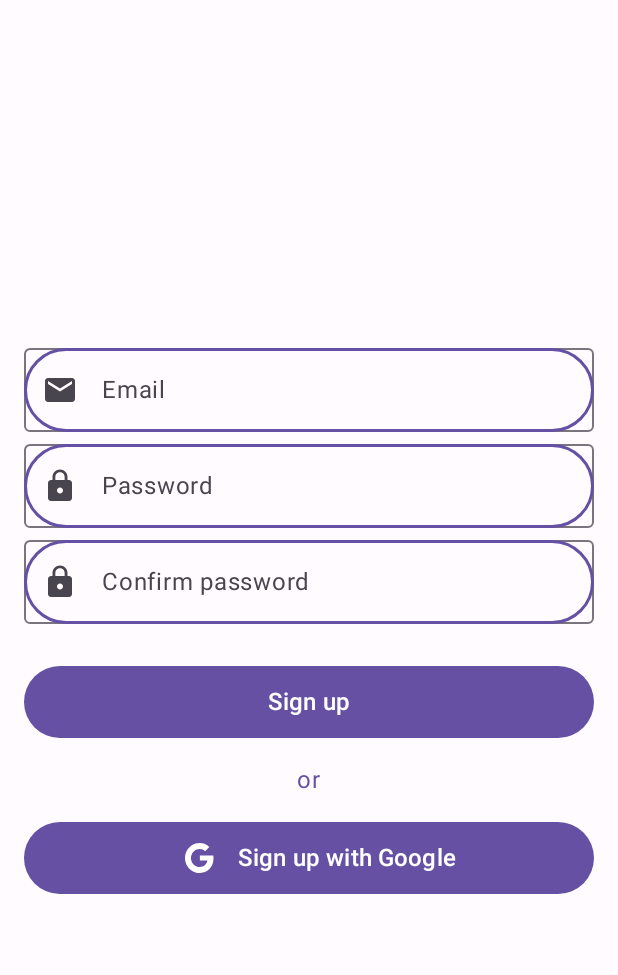
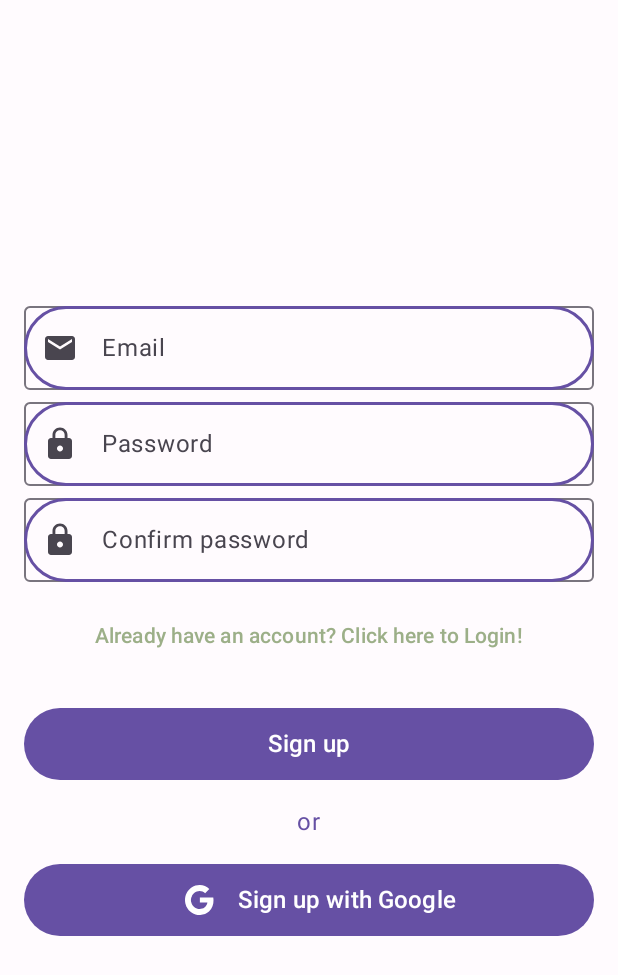
Before and after one commit to Lukastast/Green-Pulse, an Android app built with Jetpack Compose: the screen it shows after launch (GreenPulseActivity), after a tap on an icon or button, on a phone screen of 412 x 824 dp. Shown: the top 975 px of the screen. Run offline under Robolectric (Android 15) with nearby library versions, the phone set to English and light mode, and no system bars; our stand-ins replace Dagger/Hilt's generated code, Firebase (no records; nobody signed in at launch, a user with empty details on screens opened directly); libraries missing offline, so code that uses them is left out: androidx.hilt.lifecycle.

Commit message:
login and signup :)) i think hehe

```diff
--- a/Green-Pulse-Android/app/src/main/java/com/example/green_pulse_android/MainActivity.kt
+++ b/Green-Pulse-Android/app/src/main/java/com/example/green_pulse_android/MainActivity.kt
@@ -3,7 +3,6 @@ package com.example.green_pulse_android
 import android.util.Log
 import androidx.compose.foundation.layout.padding
 import androidx.compose.material.icons.Icons
-import androidx.compose.material.icons.filled.History
 import androidx.compose.material.icons.filled.Home
 import androidx.compose.material.icons.filled.LocalFlorist
 import androidx.compose.material3.Icon
@@ -123,7 +122,9 @@ fun NavGraphBuilder.GreenPulseGraph(appState: GreenPulseAppState) {
     }
 
     composable(SIGNUP_SCREEN) {
-        SignupScreen(openAndPopUp = { route, popUp -> appState.navigateAndPopUp(route, popUp) })
+        SignupScreen(
+            openScreen = { route -> appState.navigate(route) },
+            openAndPopUp = { route, popUp -> appState.navigateAndPopUp(route, popUp) })
     }
 
 
--- a/Green-Pulse-Android/app/src/main/java/com/example/green_pulse_android/authorization/SignupScreen.kt
+++ b/Green-Pulse-Android/app/src/main/java/com/example/green_pulse_android/authorization/SignupScreen.kt
@@ -7,6 +7,7 @@ import androidx.compose.foundation.layout.Column
 import androidx.compose.foundation.layout.Spacer
 import androidx.compose.foundation.layout.fillMaxHeight
 import androidx.compose.foundation.layout.fillMaxWidth
+import androidx.compose.foundation.layout.height
 import androidx.compose.foundation.layout.padding
 import androidx.compose.foundation.rememberScrollState
 import androidx.compose.foundation.shape.RoundedCornerShape
@@ -16,10 +17,14 @@ import androidx.compose.material.icons.filled.Email
 import androidx.compose.material.icons.filled.Lock
 import androidx.compose.material3.Button
 import androidx.compose.material3.ButtonDefaults
+import androidx.compose.material3.CircularProgressIndicator
 import androidx.compose.material3.ExperimentalMaterial3Api
 import androidx.compose.material3.Icon
+import androidx.compose.material3.MaterialTheme
+import androidx.compose.material3.MaterialTheme.typography
 import androidx.compose.material3.OutlinedTextField
 import androidx.compose.material3.Text
+import androidx.compose.material3.TextButton
 import androidx.compose.runtime.Composable
 import androidx.compose.runtime.LaunchedEffect
 import androidx.compose.runtime.collectAsState
@@ -33,12 +38,15 @@ import androidx.compose.ui.unit.dp
 import androidx.compose.ui.unit.sp
 import androidx.hilt.lifecycle.viewmodel.compose.hiltViewModel
 import com.example.green_pulse_android.R
+import com.example.green_pulse_android.helpers.AuthState
+import com.example.green_pulse_android.helpers.LOGIN_SCREEN
 import com.example.green_pulse_android.ui.theme.GreenPulseAndroidTheme
 import com.example.green_pulse_android.ui.theme.Purple40
 
 @Composable
 @OptIn(ExperimentalMaterial3Api::class)
 fun SignupScreen(
+    openScreen: (String) ->  Unit,
     openAndPopUp: (String, String) -> Unit,
     modifier: Modifier = Modifier,
     viewModel: SignUpViewModel = hiltViewModel()
@@ -112,6 +120,24 @@ fun SignupScreen(
             visualTransformation = PasswordVisualTransformation()
         )
 
+        Spacer(modifier = Modifier.height(8.dp))
+
+        if (authState is AuthState.Error) {
+            Text(
+                text = authState.message,
+                style = typography.labelLarge,
+                color = MaterialTheme.colorScheme.error,
+                modifier = Modifier.padding(bottom = 8.dp)
+            )
+        }
+
+        if (authState is AuthState.Loading) {
+            CircularProgressIndicator(modifier = Modifier.align(Alignment.CenterHorizontally))
+        }
+
+        TextButton(onClick = { openScreen(LOGIN_SCREEN) }) {
+            Text(text = stringResource(R.string.login_description), fontSize = 14.sp)
+        }
         Spacer(modifier = Modifier
             .fillMaxWidth()
             .padding(12.dp))
@@ -150,6 +176,6 @@ fun SignupScreen(
 @Composable
 fun AuthPreview() {
     GreenPulseAndroidTheme() {
-        SignupScreen({ _, _ -> })
+       // SignupScreen({ _, _ -> })
     }
 }
--- a/Green-Pulse-Android/app/src/main/java/com/example/green_pulse_android/firebase/AccountService.kt
+++ b/Green-Pulse-Android/app/src/main/java/com/example/green_pulse_android/firebase/AccountService.kt
@@ -10,6 +10,7 @@ interface AccountService {
     fun getUserProfile(): User
     suspend fun updateDisplayName(newDisplayName: String)
     suspend fun linkAccountWithGoogle(idToken: String)
+    suspend fun createAccountWithEmail(email: String, password: String)
     suspend fun linkAccountWithEmail(email: String, password: String)
     suspend fun signInWithGoogle(idToken: String)
     suspend fun signInWithEmail(email: String, password: String)
--- a/Green-Pulse-Android/app/src/main/java/com/example/green_pulse_android/firebase/AccountServiceImpl.kt
+++ b/Green-Pulse-Android/app/src/main/java/com/example/green_pulse_android/firebase/AccountServiceImpl.kt
@@ -55,6 +55,10 @@ class AccountServiceImpl @Inject constructor() : AccountService {
         Firebase.auth.currentUser!!.linkWithCredential(credential).await()
     }
 
+    override suspend fun createAccountWithEmail(email: String, password: String) {
+        Firebase.auth.createUserWithEmailAndPassword(email, password).await()
+    }
+
     override suspend fun signInWithGoogle(idToken: String) {
         val firebaseCredential = GoogleAuthProvider.getCredential(idToken, null)
         Firebase.auth.signInWithCredential(firebaseCredential).await()
--- a/Green-Pulse-Android/app/src/main/res/values/strings.xml
+++ b/Green-Pulse-Android/app/src/main/res/values/strings.xml
@@ -11,7 +11,8 @@
     <string name="sign_up_description">Don\'t have an account? Click here to Sign Up!</string>
     <string name="sign_out">Sign out</string>
     <string name="sign_out_title">Sign out?</string>
-    <string name="sign_out_description">You will have to sign in again to see your notes.</string>
+    <string name="sign_out_description">You will have to sign in again.</string>
+    <string name="login_description">Already have an account? Click here to Login!</string>
     <string name="delete_account">Delete account</string>
     <string name="delete_account_title">Delete account?</string>
     <string name="delete_account_description">You will lose all your notes and your account will be deleted. This action is irreversible.</string>
```
Also changed, not shown: Green-Pulse-Android/app/src/main/java/com/example/green_pulse_android/authorization/LoginViewModel.kt (+44 -2 lines), Green-Pulse-Android/app/src/main/java/com/example/green_pulse_android/authorization/SignupViewModel.kt (+42 -12 lines).
